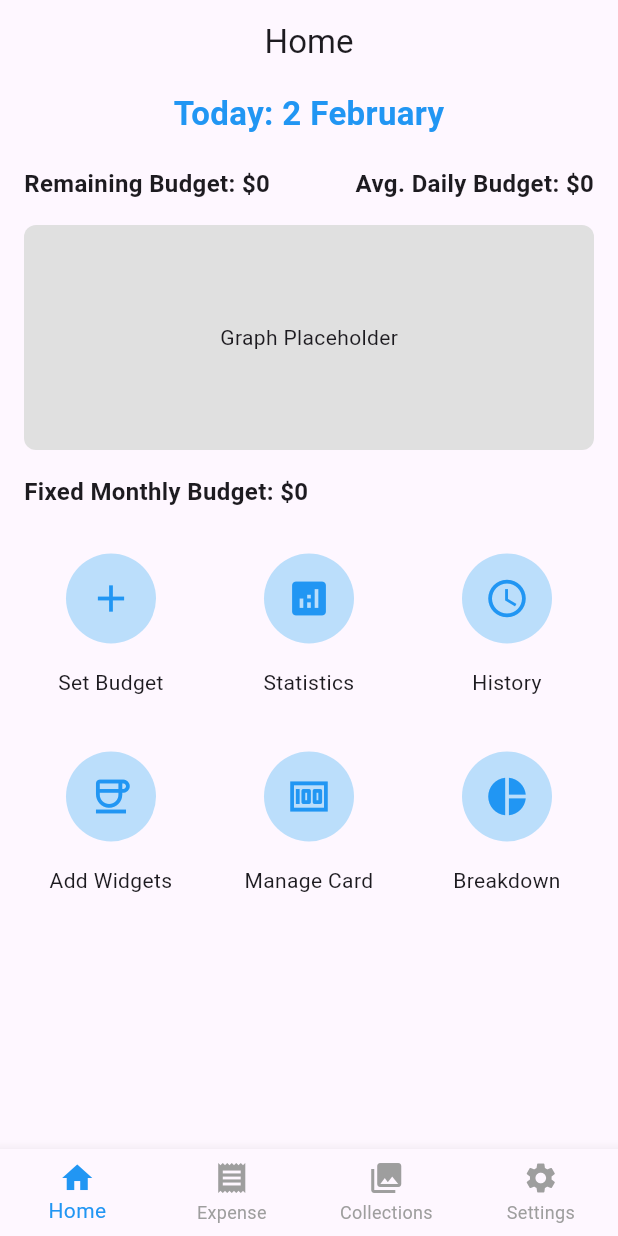
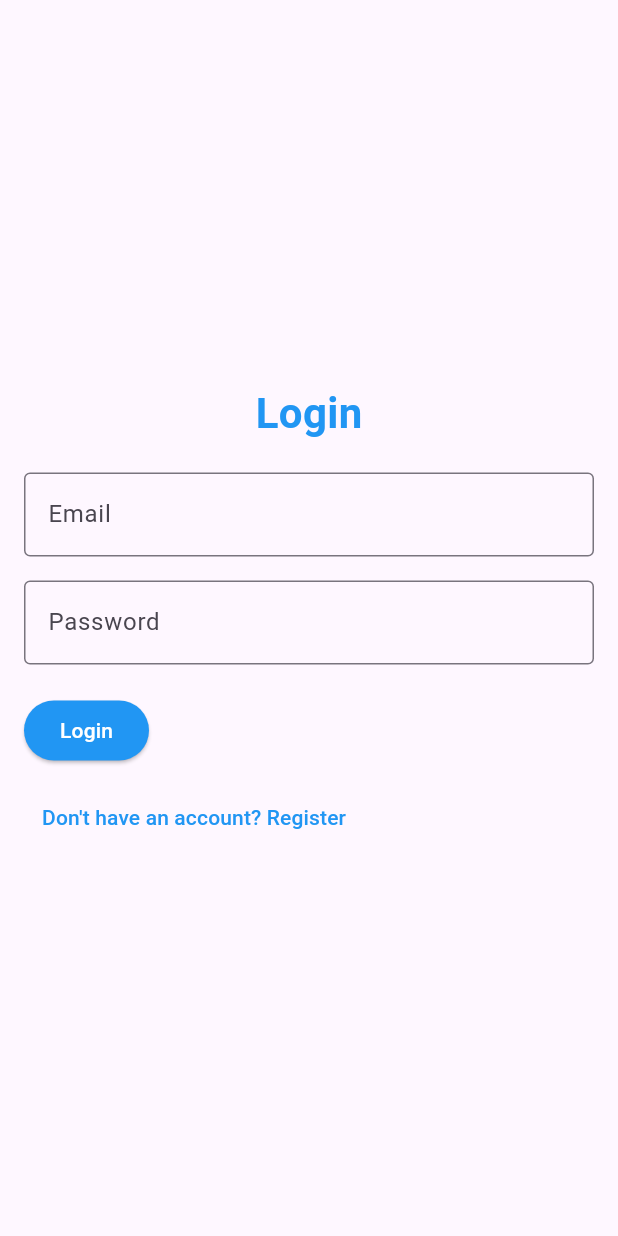
Before and after one commit to manavm12/FinWise, a Flutter app: the screen it shows after launch, on a phone screen of 412 x 824 dp. Run offline on Flutter 3.47's test engine with Material 3 defaults, Android fonts, the phone set to English and light mode, and no system bars; our stand-ins replace shared_preferences.

Commit message:
Add login, register page with authentication

```diff
--- a/lib/main.dart
+++ b/lib/main.dart
@@ -1,13 +1,17 @@
 import 'package:finwise/pages/expenses.dart';
 import 'package:finwise/pages/home.dart';
+import 'package:finwise/pages/login.dart';
+import 'package:finwise/pages/register.dart';
 import 'package:flutter/material.dart';
 
 void main() {
   runApp(MaterialApp(
-    initialRoute: '/home',
+    initialRoute: '/login',
     routes: {
       '/home': (context)=>Home(),
       '/expenses': (context)=>ExpensePage(),
+      '/login': (context)=>LoginScreen(),
+      '/register':(context)=>RegisterScreen()
     }
   ));
 }
--- /dev/null
+++ b/lib/pages/login.dart
@@ -0,0 +1,82 @@
+import 'package:flutter/material.dart';
+import 'package:finwise/services/auth_services.dart';
+import 'package:finwise/pages/home.dart';
+import 'package:finwise/pages/register.dart';
+
+class LoginScreen extends StatefulWidget {
+  @override
+  _LoginScreenState createState() => _LoginScreenState();
+}
+
+class _LoginScreenState extends State<LoginScreen> {
+  final TextEditingController emailController = TextEditingController();
+  final TextEditingController passwordController = TextEditingController();
+  bool isLoading = false;
+
+  void loginUser() async {
+    setState(() {
+      isLoading = true;
+    });
+
+    final response = await AuthService.loginUser(emailController.text, passwordController.text);
+
+    if (response.containsKey("token")) {
+      await AuthService.saveToken(response["token"]);
+      Navigator.pushReplacement(context, MaterialPageRoute(builder: (context) => Home()));
+    } else {
+      showDialog(
+        context: context,
+        builder: (context) => AlertDialog(
+          title: Text("Login Failed"),
+          content: Text(response["message"] ?? "Something went wrong"),
+          actions: [TextButton(onPressed: () => Navigator.pop(context), child: Text("OK"))],
+        ),
+      );
+    }
+
+    setState(() {
+      isLoading = false;
+    });
+  }
+
+  @override
+  Widget build(BuildContext context) {
+    return Scaffold(
+      body: Padding(
+        padding: const EdgeInsets.all(16.0),
+        child: Column(
+          mainAxisAlignment: MainAxisAlignment.center,
+          crossAxisAlignment: CrossAxisAlignment.start,
+          children: [
+            Center(child: Text("Login", style: TextStyle(fontSize: 28, fontWeight: FontWeight.bold, color: Colors.blue))),
+            SizedBox(height: 20),
+            TextField(
+              controller: emailController,
+              decoration: InputDecoration(labelText: "Email", border: OutlineInputBorder()),
+              keyboardType: TextInputType.emailAddress,
+            ),
+            SizedBox(height: 16),
+            TextField(
+              controller: passwordController,
+              decoration: InputDecoration(labelText: "Password", border: OutlineInputBorder()),
+              obscureText: true,
+            ),
+            SizedBox(height: 20),
+            isLoading
+                ? Center(child: CircularProgressIndicator())
+                : ElevatedButton(
+                    onPressed: loginUser,
+                    style: ElevatedButton.styleFrom(backgroundColor: Colors.blue, foregroundColor: Colors.white),
+                    child: Text("Login"),
+                  ),
+            SizedBox(height: 10),
+            TextButton(
+              onPressed: () => Navigator.push(context, MaterialPageRoute(builder: (context) => RegisterScreen())),
+              child: Text("Don't have an account? Register", style: TextStyle(color: Colors.blue)),
+            ),
+          ],
+        ),
+      ),
+    );
+  }
+}
--- /dev/null
+++ b/lib/services/auth_services.dart
@@ -0,0 +1,47 @@
+import 'dart:convert';
+import 'package:http/http.dart' as http;
+import 'package:shared_preferences/shared_preferences.dart';
+
+class AuthService {
+  static const String baseUrl = "http://10.0.2.2:3000/api/users";
+
+  // Register User
+  static Future<Map<String, dynamic>> registerUser(String username, String email, String password) async {
+    final response = await http.post(
+      Uri.parse("$baseUrl/register"),
+      headers: {"Content-Type": "application/json"},
+      body: jsonEncode({"username": username, "email": email, "password": password}),
+    );
+
+    return jsonDecode(response.body);
+  }
+
+  // Login User
+  static Future<Map<String, dynamic>> loginUser(String email, String password) async {
+    final response = await http.post(
+      Uri.parse("$baseUrl/login"),
+      headers: {"Content-Type": "application/json"},
+      body: jsonEncode({"email": email, "password": password}),
+    );
+
+    return jsonDecode(response.body);
+  }
+
+  // Save Token
+  static Future<void> saveToken(String token) async {
+    final prefs = await SharedPreferences.getInstance();
+    await prefs.setString("token", token);
+  }
+
+  // Retrieve Token
+  static Future<String?> getToken() async {
+    final prefs = await SharedPreferences.getInstance();
+    return prefs.getString("token");
+  }
+
+  // Logout
+  static Future<void> logout() async {
+    final prefs = await SharedPreferences.getInstance();
+    await prefs.remove("token");
+  }
+}
--- a/pubspec.yaml
+++ b/pubspec.yaml
@@ -15,6 +15,8 @@ dependencies:
     sdk: flutter
   intl: ^0.18.0
   cupertino_icons: ^1.0.8
+  http: ^1.3.0
+  shared_preferences: ^2.5.1
 
 
 dev_dependencies:
```
Also changed, not shown: lib/pages/register.dart (added, +90 -0 lines), pubspec.lock, 7 other files.
